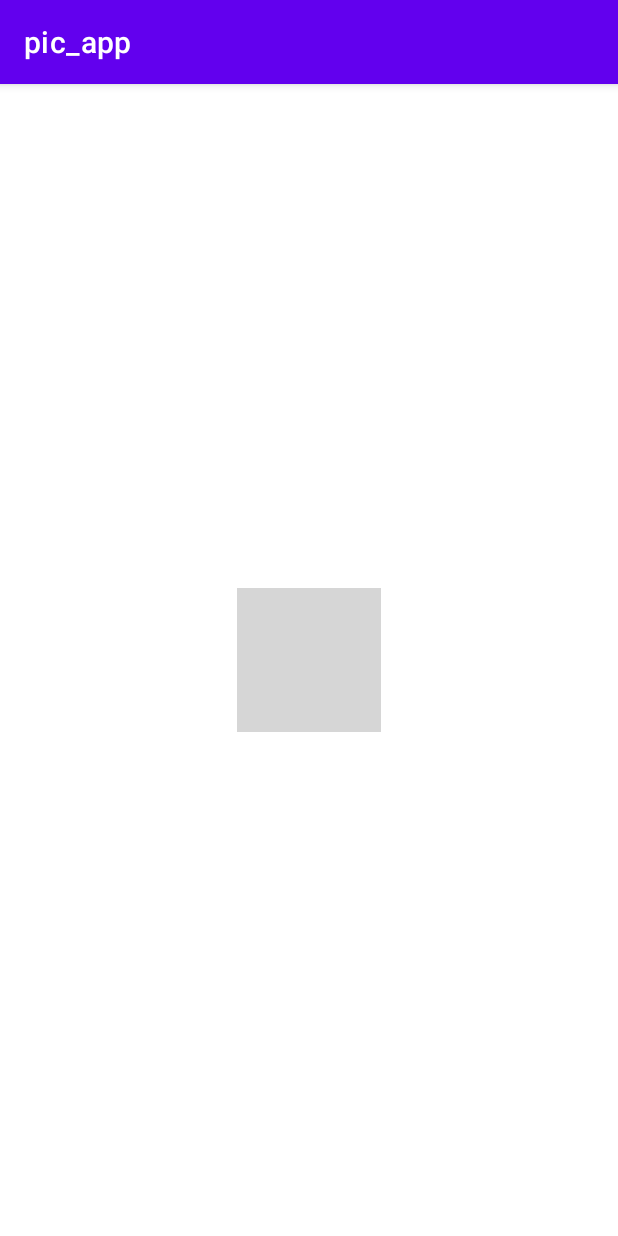
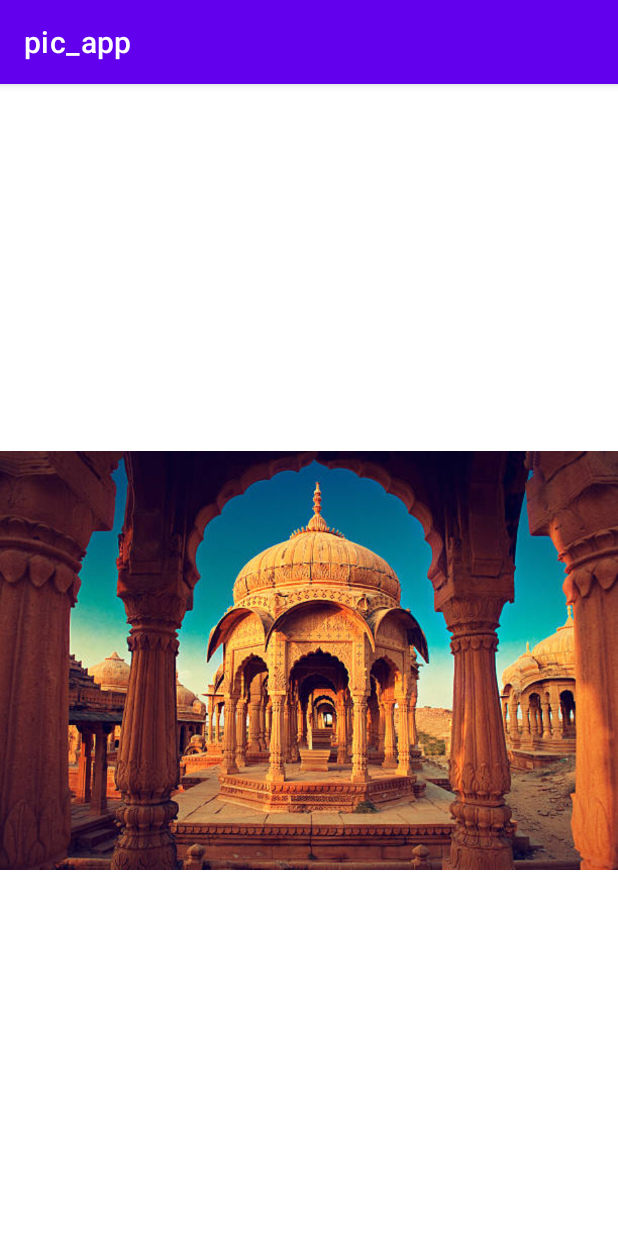
Before and after one commit to Mitali2700/pic_App, an Android app: the screen it shows after launch (MainActivity), after a tap on an icon or button, on a phone screen of 412 x 824 dp. Run offline under Robolectric (Android 15) with nearby library versions, the phone set to English and light mode, and no system bars; grey boxes are pictures that could not be loaded.

Commit message:
4th commit

```diff
--- a/app/src/main/java/com/mitali/pic_app/MainActivity.java
+++ b/app/src/main/java/com/mitali/pic_app/MainActivity.java
@@ -10,8 +10,8 @@ public class MainActivity extends AppCompatActivity {
 
     public void change(View view){
         ImageView iv= findViewById(R.id.imageView);
-        //iv.setImageResource(R.drawable.img_2);
-        iv.setImageResource(R.drawable.img);
+        iv.setImageResource(R.drawable.img_2);
+        //iv.setImageResource(R.drawable.img);
     }
 
 
```
